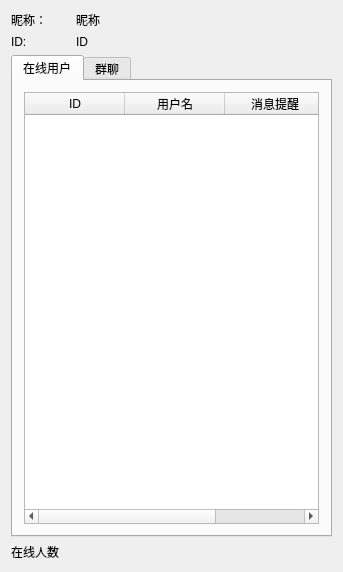
The window that Client/widget.ui (Psychim/Group5Pro) describes before a commit, drawn with Qt 5.
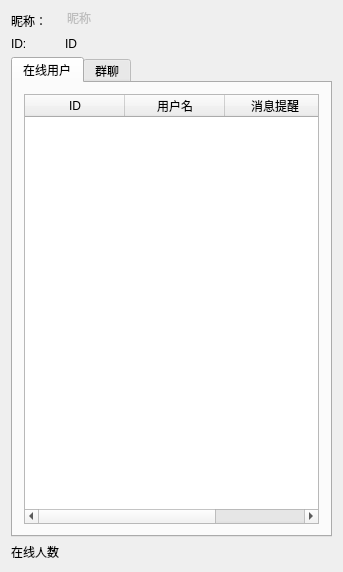
The same window after the commit.

Commit message: 增加了修改昵称的功能

Diff of the .ui file:
```diff
--- a/Client/widget.ui
+++ b/Client/widget.ui
@@ -19,6 +19,12 @@
   <layout class="QGridLayout" name="gridLayout">
    <item row="0" column="0">
     <widget class="QLabel" name="label">
+     <property name="sizePolicy">
+      <sizepolicy hsizetype="Fixed" vsizetype="Preferred">
+       <horstretch>0</horstretch>
+       <verstretch>0</verstretch>
+      </sizepolicy>
+     </property>
      <property name="text">
       <string>昵称：</string>
      </property>
@@ -26,6 +32,12 @@
    </item>
    <item row="1" column="0">
     <widget class="QLabel" name="label_2">
+     <property name="sizePolicy">
+      <sizepolicy hsizetype="Fixed" vsizetype="Preferred">
+       <horstretch>0</horstretch>
+       <verstretch>0</verstretch>
+      </sizepolicy>
+     </property>
      <property name="text">
       <string>ID:</string>
      </property>
@@ -38,13 +50,6 @@
      </property>
     </widget>
    </item>
-   <item row="0" column="1">
-    <widget class="QLabel" name="nickname">
-     <property name="text">
-      <string>昵称</string>
-     </property>
-    </widget>
-   </item>
    <item row="1" column="1">
     <widget class="QLabel" name="idlabel">
      <property name="text">
@@ -52,7 +57,7 @@
      </property>
     </widget>
    </item>
-   <item row="2" column="0" colspan="5">
+   <item row="2" column="0" colspan="3">
     <widget class="QTabWidget" name="tabWidget">
      <property name="currentIndex">
       <number>0</number>
@@ -133,6 +138,34 @@
      </widget>
     </widget>
    </item>
+   <item row="0" column="1">
+    <widget class="QLineEdit" name="nickname">
+     <property name="enabled">
+      <bool>false</bool>
+     </property>
+     <property name="sizePolicy">
+      <sizepolicy hsizetype="Fixed" vsizetype="Fixed">
+       <horstretch>0</horstretch>
+       <verstretch>0</verstretch>
+      </sizepolicy>
+     </property>
+     <property name="autoFillBackground">
+      <bool>true</bool>
+     </property>
+     <property name="text">
+      <string>昵称</string>
+     </property>
+     <property name="frame">
+      <bool>false</bool>
+     </property>
+     <property name="dragEnabled">
+      <bool>false</bool>
+     </property>
+     <property name="readOnly">
+      <bool>false</bool>
+     </property>
+    </widget>
+   </item>
   </layout>
  </widget>
  <layoutdefault spacing="6" margin="11"/>
```
The commit also changes 54 other files.
